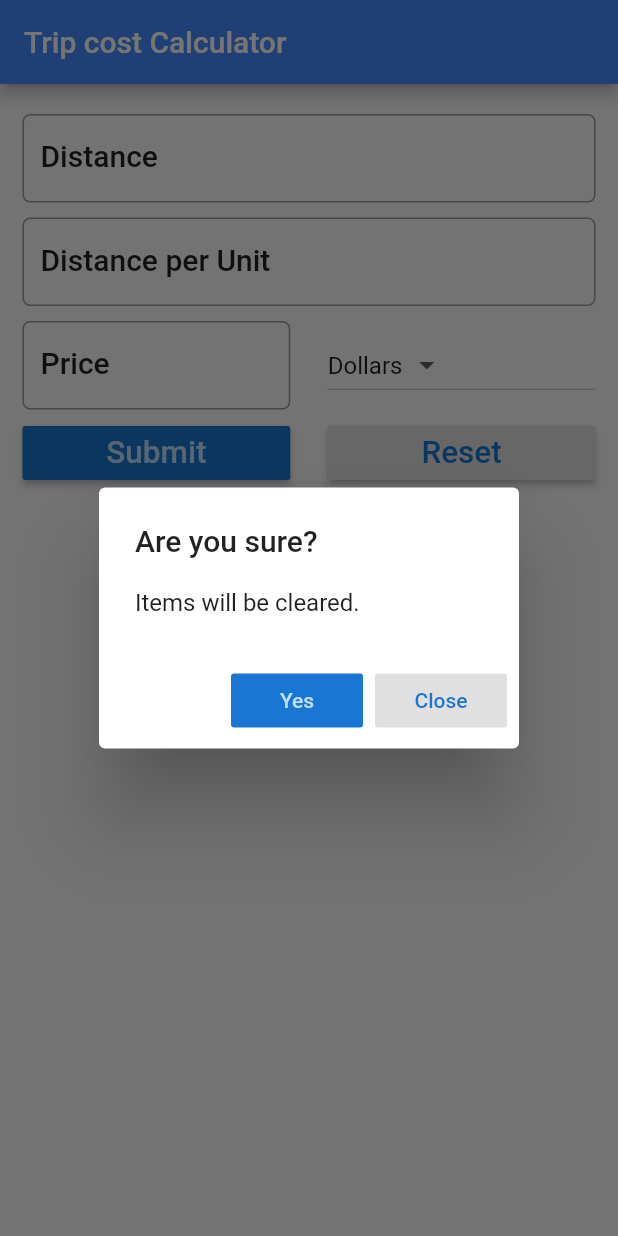
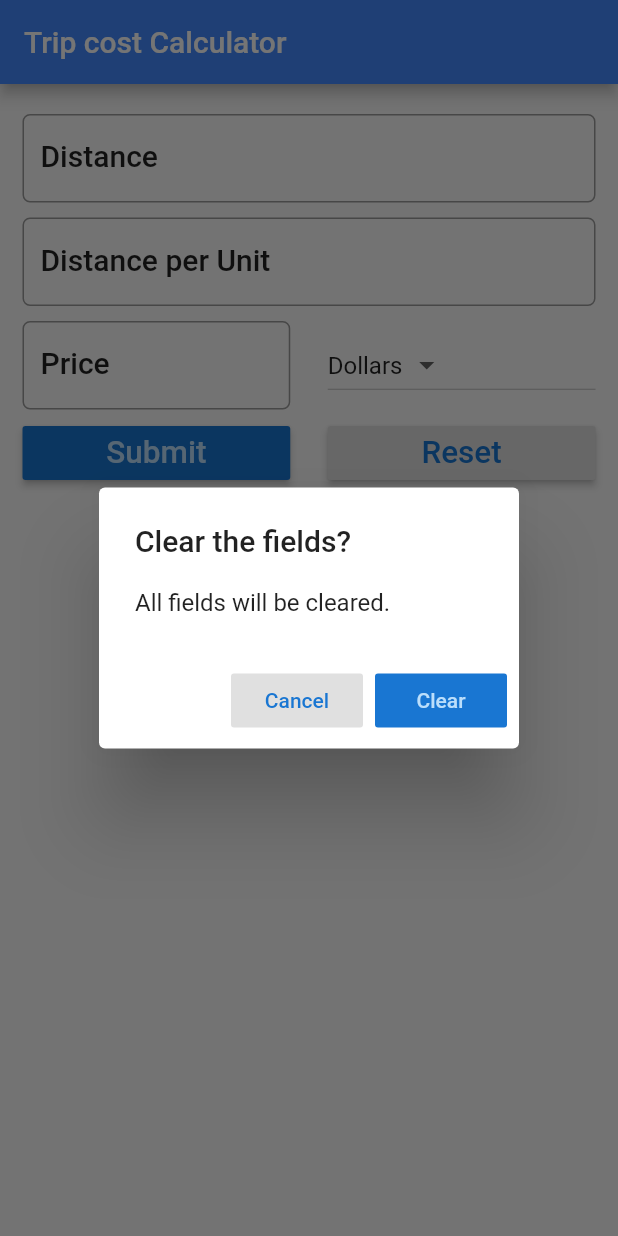
Before and after one commit to poudelmadhav/trip_cost_calculator, a Flutter app: the screen it shows after launch, after a tap on "Reset", on a phone screen of 412 x 824 dp. Run offline on Flutter 3.47's test engine with Material 2 defaults, Android fonts, the phone set to English and light mode, and no system bars.

Commit message:
some rules of alert dialogs followed to better user experience
https://material.io/components/dialogs

```diff
--- a/lib/main.dart
+++ b/lib/main.dart
@@ -189,9 +189,17 @@ class _MyHomePageState extends State<FuelForm> {
 
   void _showConfirmDialogBox(BuildContext context) {
     AlertDialog alert = AlertDialog(
-      title: Text('Are you sure?'),
-      content: Text('Items will be cleared.'),
+      title: Text('Clear the fields?'),
+      content: Text('All fields will be cleared.'),
       actions: <Widget>[
+        FlatButton(
+          color: Theme.of(context).buttonColor,
+          textColor: Theme.of(context).primaryColorDark,
+          onPressed: () {
+            Navigator.of(context).pop();
+          },
+          child: Text('Cancel'),
+        ),
         FlatButton(
           color: Theme.of(context).primaryColorDark,
           textColor: Theme.of(context).primaryColorLight,
@@ -199,15 +207,7 @@ class _MyHomePageState extends State<FuelForm> {
             _reset();
             Navigator.of(context).pop();
           },
-          child: Text('Yes'),
-        ),
-        FlatButton(
-          color: Theme.of(context).buttonColor,
-          textColor: Theme.of(context).primaryColorDark,
-          onPressed: () {
-            Navigator.of(context).pop();
-          },
-          child: Text('Close'),
+          child: Text('Clear'),
         ),
       ],
     );
```
